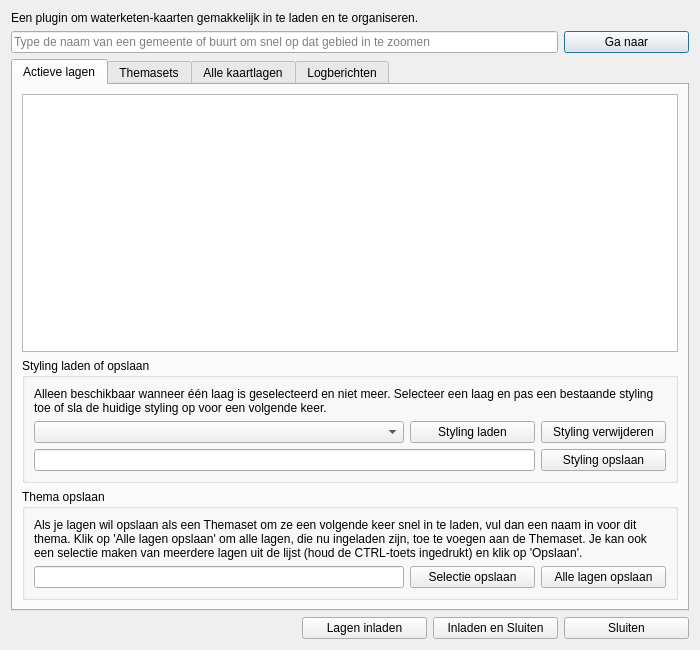
Before: the Qt Designer form nad_maps_dialog_base.ui in NAD-Dataplatform/NADmaps, drawn with Qt 5.
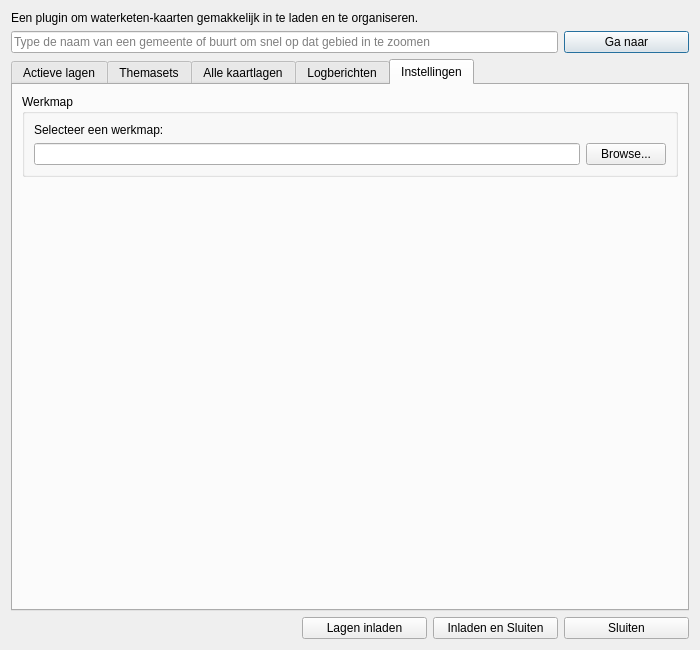
After: the same form once the commit is applied. The open tabs and pages were chosen to show the change.

Patch:
```diff
--- a/nad_maps_dialog_base.ui
+++ b/nad_maps_dialog_base.ui
@@ -545,6 +545,56 @@
        </item>
       </layout>
      </widget>
+     <widget class="QWidget" name="file_tab">
+      <attribute name="title">
+       <string>Instellingen</string>
+      </attribute>
+      <layout class="QVBoxLayout" name="verticalLayoutFile">
+       <item>
+        <widget class="QGroupBox" name="groupBoxFileSelection">
+         <property name="title">
+          <string>Werkmap</string>
+         </property>
+         <layout class="QVBoxLayout" name="verticalLayoutFileSelection">
+          <item>
+           <widget class="QLabel" name="labelSelectFolder">
+            <property name="text">
+             <string>Selecteer een werkmap:</string>
+            </property>
+           </widget>
+          </item>
+          <item>
+           <layout class="QHBoxLayout" name="horizontalLayoutFile">
+            <item>
+             <widget class="QLineEdit" name="lineEditFilePath"/>
+            </item>
+            <item>
+             <widget class="QPushButton" name="set_working_dir">
+              <property name="text">
+               <string>Browse...</string>
+              </property>
+             </widget>
+            </item>
+           </layout>
+          </item>
+         </layout>
+        </widget>
+       </item>
+       <item>
+        <spacer name="verticalSpacer">
+         <property name="orientation">
+          <enum>Qt::Vertical</enum>
+         </property>
+         <property name="sizeHint" stdset="0">
+          <size>
+           <width>20</width>
+           <height>40</height>
+          </size>
+         </property>
+        </spacer>
+       </item>
+      </layout>
+     </widget>
     </widget>
    </item>
    <item>
```
